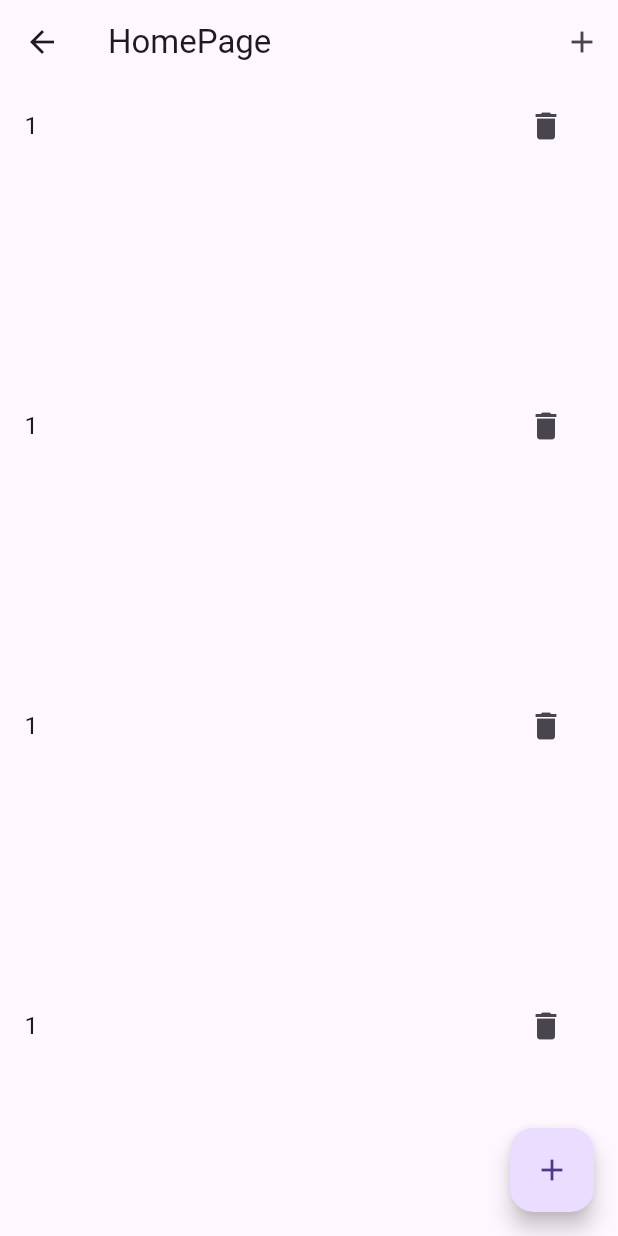
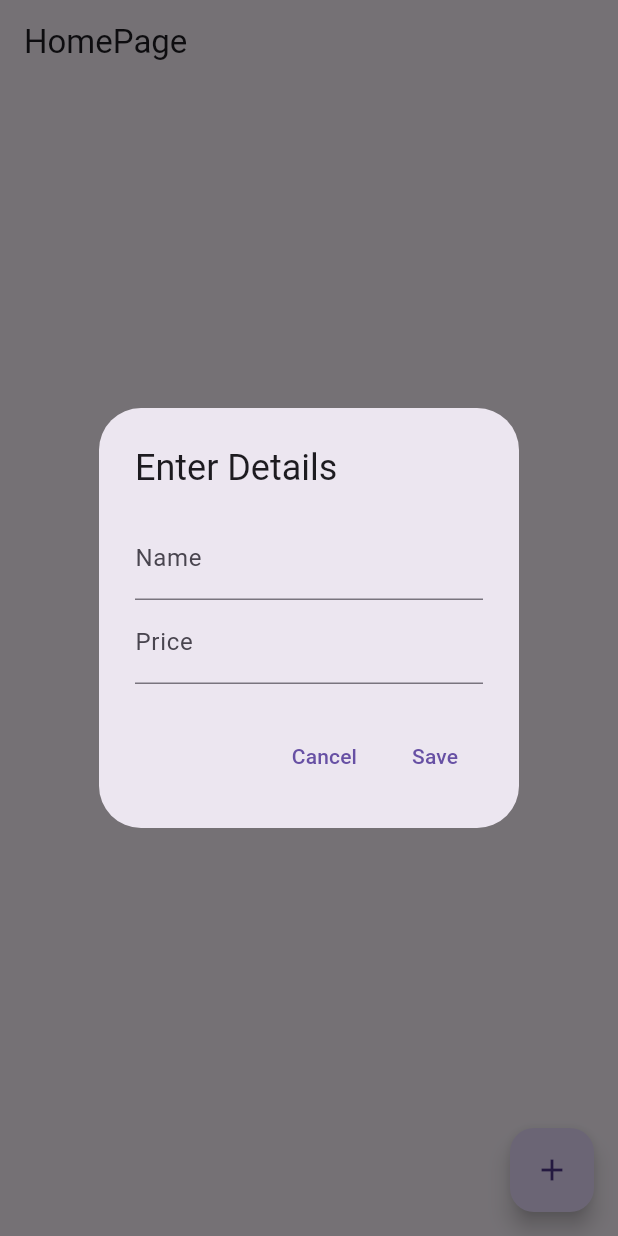
Before and after one commit to AjayToliya/af_final_exam, a Flutter app: the screen it shows after launch, after a tap on the "add" icon, on a phone screen of 412 x 824 dp. Run offline on Flutter 3.47's test engine with Material 3 defaults, Android fonts, the phone set to English and light mode, and no system bars; our stand-ins replace firebase_core, sqflite; accounts and stored records are empty.

Commit message:
02-10-2024

```diff
--- /dev/null
+++ b/lib/utils/Hepler/dataBaseHepler.dart
@@ -0,0 +1,111 @@
+import 'package:path/path.dart';
+import 'package:sqflite/sqflite.dart';
+
+class DatabaseHelper {
+  DatabaseHelper._();
+
+  static final DatabaseHelper databaseHelper = DatabaseHelper._();
+
+  Database? database;
+
+  Future<void> initDataBase() async {
+    String directoryPath = await getDatabasesPath();
+    String path = join(directoryPath, 'ecom.db');
+
+    database = await openDatabase(
+      path,
+      version: 1,
+      onCreate: (Database db, int version) async {
+        String query = '''
+        CREATE TABLE IF NOT EXISTS items (
+          id INTEGER PRIMARY KEY AUTOINCREMENT,
+          name TEXT NOT NULL,
+          price TEXT NOT NULL
+        );
+        ''';
+        await db.execute(query);
+      },
+    );
+  }
+
+  // Insert a new item into the database
+  Future<int> insertItem({required String name, required String price}) async {
+    if (database == null) {
+      await initDataBase();
+    }
+    String query = '''
+    INSERT INTO items (name, price)
+    VALUES (?, ?)
+    ''';
+    List<dynamic> args = [name, price];
+
+    int id = await database!.rawInsert(query, args);
+    return id;
+  }
+
+  // Fetch all items from the database
+  Future<List<Map<String, dynamic>>> fetchAllItems() async {
+    if (database == null) {
+      await initDataBase();
+    }
+    String query = "SELECT * FROM items;";
+
+    List<Map<String, dynamic>> allRecords = await database!.rawQuery(query);
+    return allRecords;
+  }
+
+  Future<int> updateItem(
+      {required String name, required String price, required int id}) async {
+    if (database == null) {
+      await initDataBase();
+    }
+
+    String query = '''
+    UPDATE items
+    SET name = ?, price = ?
+    WHERE id = ?;
+    ''';
+    List<dynamic> args = [name, price, id];
+
+    int result = await database!.rawUpdate(query, args);
+    return result;
+  }
+
+  Future<int> deleteItem({required int id}) async {
+    if (database == null) {
+      await initDataBase();
+    }
+    String query = "DELETE FROM items WHERE id = ?;";
+    List<dynamic> args = [id];
+
+    int res = await database!.rawDelete(query, args);
+    return res;
+  }
+
+  Future<int> deleteAllItems() async {
+    if (database == null) {
+      await initDataBase();
+    }
+    String query = "DELETE FROM items;";
+
+    int res = await database!.rawDelete(query);
+    return res;
+  }
+
+  Future<List<Map<String, dynamic>>> searchItems(
+      {required String searchTerm}) async {
+    if (database == null) {
+      await initDataBase();
+    }
+
+    String query = '''
+    SELECT * FROM items
+    WHERE name LIKE ? OR price LIKE ?;
+    ''';
+    List<dynamic> args = ['%$searchTerm%', '%$searchTerm%'];
+
+    List<Map<String, dynamic>> searchResults =
+        await database!.rawQuery(query, args);
+    return searchResults;
+  }
+}
--- a/lib/view/Home_Page.dart
+++ b/lib/view/Home_Page.dart
@@ -1,5 +1,6 @@
-import 'package:af_final_exam/utils/Hepler/data_hepler.dart';
 import 'package:flutter/material.dart';
+
+import '../utils/Hepler/dataBaseHepler.dart'; // Adjust the import path according to your project structure
 
 class HomePage extends StatefulWidget {
   const HomePage({super.key});
@@ -9,19 +10,27 @@ class HomePage extends StatefulWidget {
 }
 
 class _HomePageState extends State<HomePage> {
+  List<Map<String, dynamic>> items = [];
+
+  @override
+  void initState() {
+    super.initState();
+    fetchItems();
+  }
+
+  Future<void> fetchItems() async {
+    items = await DatabaseHelper.databaseHelper.fetchAllItems();
+    setState(() {});
+  }
+
   @override
   Widget build(BuildContext context) {
-    TextEditingController name = TextEditingController();
-    TextEditingController price = TextEditingController();
+    TextEditingController nameController = TextEditingController();
+    TextEditingController priceController = TextEditingController();
+
     return Scaffold(
       appBar: AppBar(
         title: Text("HomePage"),
-        actions: [
-          IconButton(
-            onPressed: () {},
-            icon: Icon(Icons.add),
-          )
-        ],
       ),
       floatingActionButton: FloatingActionButton(
         onPressed: () {
@@ -34,11 +43,11 @@ class _HomePageState extends State<HomePage> {
                   mainAxisSize: MainAxisSize.min,
                   children: [
                     TextFormField(
-                      controller: name,
+                      controller: nameController,
                       decoration: InputDecoration(labelText: 'Name'),
                     ),
                     TextFormField(
-                      controller: price,
+                      controller: priceController,
                       decoration: InputDecoration(labelText: 'Price'),
                     ),
                   ],
@@ -51,8 +60,14 @@ class _HomePageState extends State<HomePage> {
                     child: Text('Cancel'),
                   ),
                   TextButton(
-                    onPressed: () {
-                      Data.data.addItem(name: name.text, price: price.text);
+                    onPressed: () async {
+                      await DatabaseHelper.databaseHelper.insertItem(
+                        name: nameController.text,
+                        price: priceController.text,
+                      );
+                      nameController.clear();
+                      priceController.clear();
+                      await fetchItems();
                       Navigator.of(context).pop();
                     },
                     child: Text('Save'),
@@ -65,20 +80,22 @@ class _HomePageState extends State<HomePage> {
         child: Icon(Icons.add),
       ),
       body: ListView.builder(
-        itemCount: 5,
-        itemBuilder: (context, Index) {
-          return Column(
-            children: [
-              SizedBox(
-                height: 200,
-                child: ListTile(
-                  // leading: Text("${Index}"),
-                  trailing:
-                      IconButton(onPressed: () {}, icon: Icon(Icons.delete)),
-                  title: Text("1"),
-                ),
-              ),
-            ],
+        itemCount: items.length,
+        itemBuilder: (context, index) {
+          var item = items[index];
+          return ListTile(
+            leading: CircleAvatar(
+              child: Text(item['id'].toString()),
+            ),
+            title: Text(item['name']),
+            subtitle: Text("Price: \$${item['price']}"),
+            trailing: IconButton(
+              icon: Icon(Icons.delete),
+              onPressed: () async {
+                await DatabaseHelper.databaseHelper.deleteItem(id: item['id']);
+                await fetchItems();
+              },
+            ),
           );
         },
       ),
--- a/lib/view/Splash_Screen.dart
+++ b/lib/view/Splash_Screen.dart
@@ -4,7 +4,10 @@ class SplashScreen extends StatelessWidget {
   @override
   Widget build(BuildContext context) {
     Future.delayed(Duration(seconds: 2), () {
-      Navigator.of(context).pushNamed('/');
+      Navigator.of(context).pushNamedAndRemoveUntil(
+        '/',
+        (route) => false,
+      );
     });
 
     return Scaffold(
```
Also changed, not shown: lib/utils/Hepler/data_hepler.dart (+40 -40 lines), lib/utils/Hepler/FireBaseHepler.dart (deleted).
